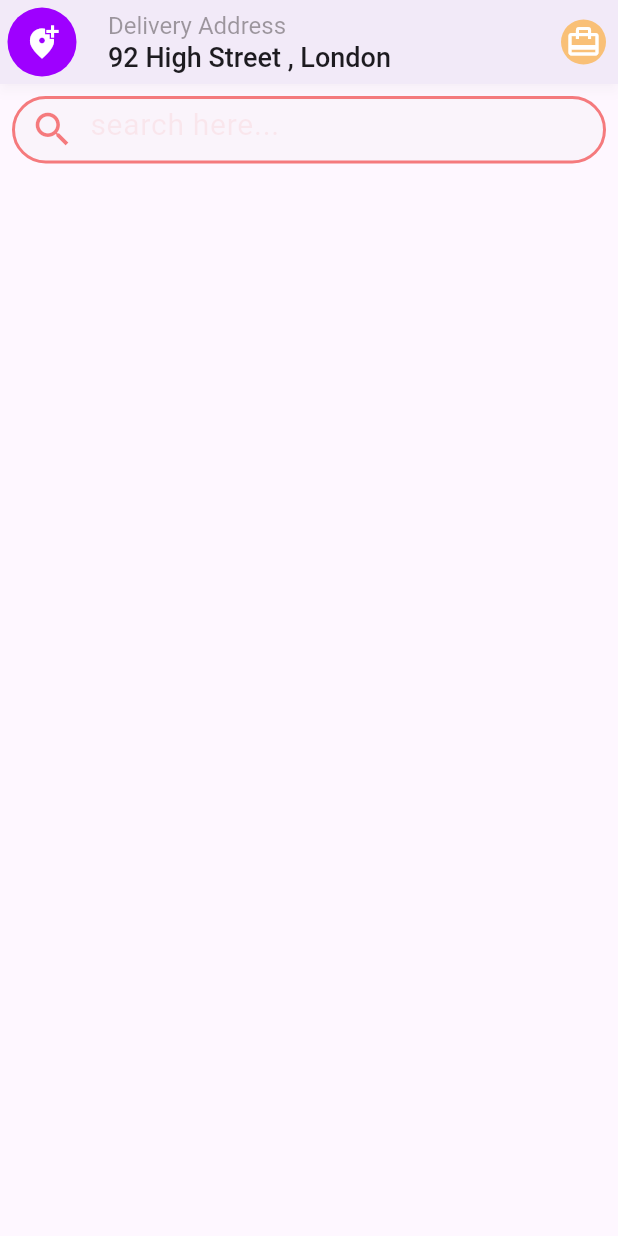
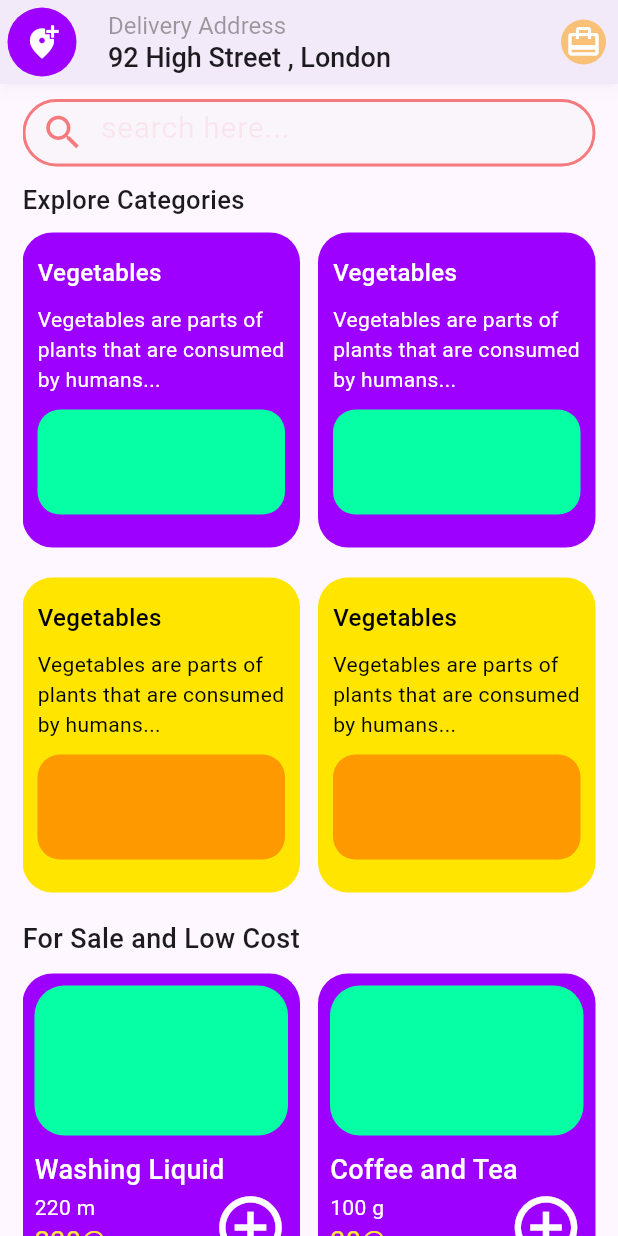
Before and after one commit to Chandula1999/flutter_grocery_ui, a Flutter app: the screen it shows after launch, on a phone screen of 412 x 824 dp. Run offline on Flutter 3.47's test engine with Material 3 defaults, Android fonts, the phone set to English and light mode, and no system bars.

Commit message:
crated the reusable widget sale_card

```diff
--- a/lib/pages/home_page/home_page.dart
+++ b/lib/pages/home_page/home_page.dart
@@ -1,6 +1,10 @@
+import 'package:flutter/cupertino.dart';
 import 'package:flutter/material.dart';
+import 'package:flutter/widgets.dart';
 import 'package:flutter_grocery_ui/pages/home_page/widgets/search_bar.dart';
 import 'package:flutter_grocery_ui/pages/widgets/app_bar/app_bar.dart';
+import 'package:flutter_grocery_ui/pages/widgets/app_bar/reusable/product_card.dart';
+import 'package:flutter_grocery_ui/pages/widgets/app_bar/reusable/sale_card.dart';
 
 class HomePage extends StatelessWidget {
   const HomePage({super.key});
@@ -15,10 +19,100 @@ class HomePage extends StatelessWidget {
         shadowColor: Colors.black12,
         elevation: 3,
       ),
-      body: const Column(
-        children: [
-          SearchBox(),
-        ],
+      body: const Padding(
+        padding: EdgeInsets.symmetric(horizontal: 15),
+        child: SingleChildScrollView(
+          child: Column(
+            crossAxisAlignment: CrossAxisAlignment.start,
+            children: [
+              SearchBox(),
+              Text(
+                "Explore Categories",
+                style: TextStyle(
+                  fontSize: 17,
+                  fontWeight: FontWeight.w500,
+                ),
+              ),
+              SizedBox(
+                height: 10,
+              ),
+              Row(
+                mainAxisAlignment: MainAxisAlignment.spaceBetween,
+                children: [
+                  ProductCard(
+                    title: "Vegetables",
+                    description:
+                        "Vegetables are parts of plants that are consumed by humans...",
+                    titleColor: Colors.white,
+                    descolor: Colors.white,
+                    mainBoxColor: Color(0xff9E00FF),
+                    smallBoxColor: Color(0xff06FFA5),
+                  ),
+                  ProductCard(
+                    title: "Vegetables",
+                    description:
+                        "Vegetables are parts of plants that are consumed by humans...",
+                    titleColor: Colors.white,
+                    descolor: Colors.white,
+                    mainBoxColor: Color(0xff9E00FF),
+                    smallBoxColor: Color(0xff06FFA5),
+                  ),
+                ],
+              ),
+              SizedBox(
+                height: 20,
+              ),
+              Row(
+                mainAxisAlignment: MainAxisAlignment.spaceBetween,
+                children: [
+                  ProductCard(
+                    title: "Vegetables",
+                    description:
+                        "Vegetables are parts of plants that are consumed by humans...",
+                    titleColor: Colors.black,
+                    descolor: Colors.black,
+                    mainBoxColor: Color(0xffFFE500),
+                    smallBoxColor: Color(0xffFF9900),
+                  ),
+                  ProductCard(
+                    title: "Vegetables",
+                    description:
+                        "Vegetables are parts of plants that are consumed by humans...",
+                    titleColor: Colors.black,
+                    descolor: Colors.black,
+                    mainBoxColor: Color(0xffFFE500),
+                    smallBoxColor: Color(0xffFF9900),
+                  ),
+                ],
+              ),
+              SizedBox(
+                height: 18,
+              ),
+              Text(
+                "For Sale and Low Cost",
+                style: TextStyle(fontSize: 18, fontWeight: FontWeight.w500),
+              ),
+              SizedBox(
+                height: 10,
+              ),
+              Row(
+                mainAxisAlignment: MainAxisAlignment.spaceBetween,
+                children: [
+                  saleCard(
+                    title: "Washing Liquid",
+                    volume: "220 m",
+                    price: "230@",
+                  ),
+                  saleCard(
+                    title: "Coffee and Tea",
+                    volume: "100 g",
+                    price: "30@",
+                  ),
+                ],
+              ),
+            ],
+          ),
+        ),
       ),
     );
   }
--- a/lib/pages/home_page/widgets/search_bar.dart
+++ b/lib/pages/home_page/widgets/search_bar.dart
@@ -6,7 +6,7 @@ class SearchBox extends StatelessWidget {
   @override
   Widget build(BuildContext context) {
     return Padding(
-      padding: const EdgeInsets.all(8.0),
+      padding: const EdgeInsets.symmetric(vertical: 10),
       child: Container(
         height: 45,
         decoration: BoxDecoration(
--- a/lib/pages/widgets/app_bar/app_bar.dart
+++ b/lib/pages/widgets/app_bar/app_bar.dart
@@ -26,7 +26,7 @@ Widget appBarTitle = Column(
       style:
           TextStyle(fontSize: 16, color: Color(0xff3B3636).withOpacity(0.47)),
     ),
-    Text(
+    const Text(
       "92 High Street , London",
       style: TextStyle(fontSize: 18, fontWeight: FontWeight.w500),
     )
--- /dev/null
+++ b/lib/pages/widgets/app_bar/reusable/product_card.dart
@@ -0,0 +1,59 @@
+import 'package:flutter/material.dart';
+import 'package:flutter/widgets.dart';
+
+class ProductCard extends StatelessWidget {
+  const ProductCard(
+      {super.key,
+      required this.title,
+      required this.description,
+      required this.descolor,
+      required this.mainBoxColor,
+      required this.smallBoxColor,
+      required this.titleColor});
+  final String title;
+  final String description;
+  final Color titleColor;
+  final Color descolor;
+  final Color mainBoxColor;
+  final Color smallBoxColor;
+  final double cardWidth = 185;
+  final double cardHeight = 210;
+  @override
+  Widget build(BuildContext context) {
+    return Container(
+      height: cardHeight,
+      width: cardWidth,
+      decoration: BoxDecoration(
+          borderRadius: BorderRadius.circular(20), color: mainBoxColor),
+      child: Padding(
+        padding: const EdgeInsets.symmetric(vertical: 15, horizontal: 10),
+        child: Column(
+          crossAxisAlignment: CrossAxisAlignment.start,
+          children: [
+            Text(
+              title,
+              style: TextStyle(
+                  fontSize: 16, fontWeight: FontWeight.w500, color: titleColor),
+            ),
+            const SizedBox(height: 10),
+            Text(
+              description,
+              style: TextStyle(
+                  fontSize: 14, fontWeight: FontWeight.w400, color: descolor),
+            ),
+            const SizedBox(
+              height: 10,
+            ),
+            Container(
+              height: 70,
+              width: 180,
+              decoration: BoxDecoration(
+                  borderRadius: BorderRadius.circular(15),
+                  color: smallBoxColor),
+            )
+          ],
+        ),
+      ),
+    );
+  }
+}
--- /dev/null
+++ b/lib/pages/widgets/app_bar/reusable/sale_card.dart
@@ -0,0 +1,75 @@
+import 'package:flutter/material.dart';
+
+class saleCard extends StatelessWidget {
+  const saleCard({
+    super.key,
+    required this.title,
+    required this.volume,
+    required this.price,
+  });
+  final String title;
+  final String volume;
+  final String price;
+
+  final double cardWidth = 185;
+  final double cardHeight = 210;
+
+  @override
+  Widget build(BuildContext context) {
+    return Container(
+      height: cardHeight,
+      width: cardWidth,
+      decoration: BoxDecoration(
+          borderRadius: BorderRadius.circular(20), color: Color(0xff9E00FF)),
+      child: Padding(
+        padding: const EdgeInsets.all(8.0),
+        child: Column(
+          crossAxisAlignment: CrossAxisAlignment.start,
+          children: [
+            Container(
+              height: 100,
+              width: 180,
+              decoration: BoxDecoration(
+                borderRadius: BorderRadius.circular(20),
+                color: Color(0xff06FFA5),
+              ),
+            ),
+            SizedBox(
+              height: 10,
+            ),
+            Text(
+              title,
+              style: TextStyle(
+                  fontWeight: FontWeight.w500,
+                  fontSize: 18,
+                  color: Colors.white),
+            ),
+            Row(
+              mainAxisAlignment: MainAxisAlignment.spaceBetween,
+              children: [
+                Column(
+                  crossAxisAlignment: CrossAxisAlignment.start,
+                  children: [
+                    Text(
+                      volume,
+                      style: TextStyle(color: Colors.white),
+                    ),
+                    Text(
+                      price,
+                      style: TextStyle(color: Colors.yellow, fontSize: 18),
+                    )
+                  ],
+                ),
+                Icon(
+                  Icons.add_circle_outline,
+                  size: 50,
+                  color: Colors.white,
+                ),
+              ],
+            )
+          ],
+        ),
+      ),
+    );
+  }
+}
```
